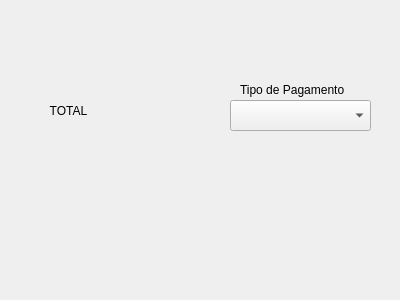
The window that window_pagamento.ui (enosgb/FastMarket) describes before a commit, drawn with Qt 5.
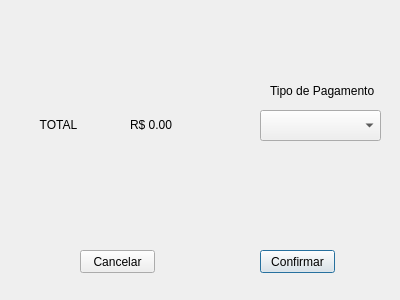
The same window after the commit.

Diff of the .ui file:
```diff
--- a/window_pagamento.ui
+++ b/window_pagamento.ui
@@ -16,9 +16,9 @@
   <widget class="QComboBox" name="cb_tipoPagamento">
    <property name="geometry">
     <rect>
-     <x>230</x>
-     <y>100</y>
-     <width>141</width>
+     <x>260</x>
+     <y>110</y>
+     <width>121</width>
      <height>31</height>
     </rect>
    </property>
@@ -26,10 +26,10 @@
   <widget class="QLabel" name="label">
    <property name="geometry">
     <rect>
-     <x>20</x>
+     <x>10</x>
      <y>90</y>
-     <width>101</width>
-     <height>41</height>
+     <width>100</width>
+     <height>70</height>
     </rect>
    </property>
    <property name="styleSheet">
@@ -46,20 +46,20 @@
    <property name="geometry">
     <rect>
      <x>130</x>
-     <y>110</y>
-     <width>58</width>
-     <height>16</height>
+     <y>90</y>
+     <width>100</width>
+     <height>70</height>
     </rect>
    </property>
    <property name="text">
-    <string/>
+    <string>R$ 0.00</string>
    </property>
   </widget>
   <widget class="QLabel" name="label_2">
    <property name="geometry">
     <rect>
-     <x>240</x>
-     <y>79</y>
+     <x>270</x>
+     <y>80</y>
      <width>111</width>
      <height>21</height>
     </rect>
@@ -68,6 +68,32 @@
     <string>Tipo de Pagamento</string>
    </property>
   </widget>
+  <widget class="QPushButton" name="btn_confirmar">
+   <property name="geometry">
+    <rect>
+     <x>260</x>
+     <y>250</y>
+     <width>75</width>
+     <height>23</height>
+    </rect>
+   </property>
+   <property name="text">
+    <string>Confirmar</string>
+   </property>
+  </widget>
+  <widget class="QPushButton" name="btn_cancelar">
+   <property name="geometry">
+    <rect>
+     <x>80</x>
+     <y>250</y>
+     <width>75</width>
+     <height>23</height>
+    </rect>
+   </property>
+   <property name="text">
+    <string>Cancelar</string>
+   </property>
+  </widget>
  </widget>
  <resources/>
  <connections/>
```
